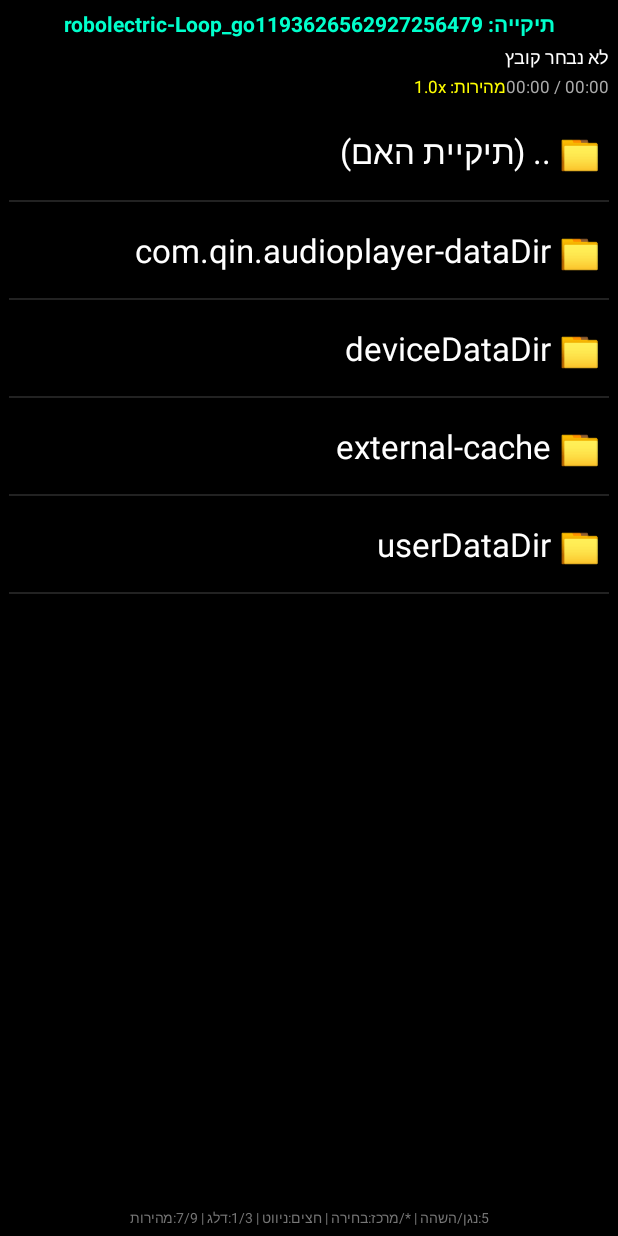
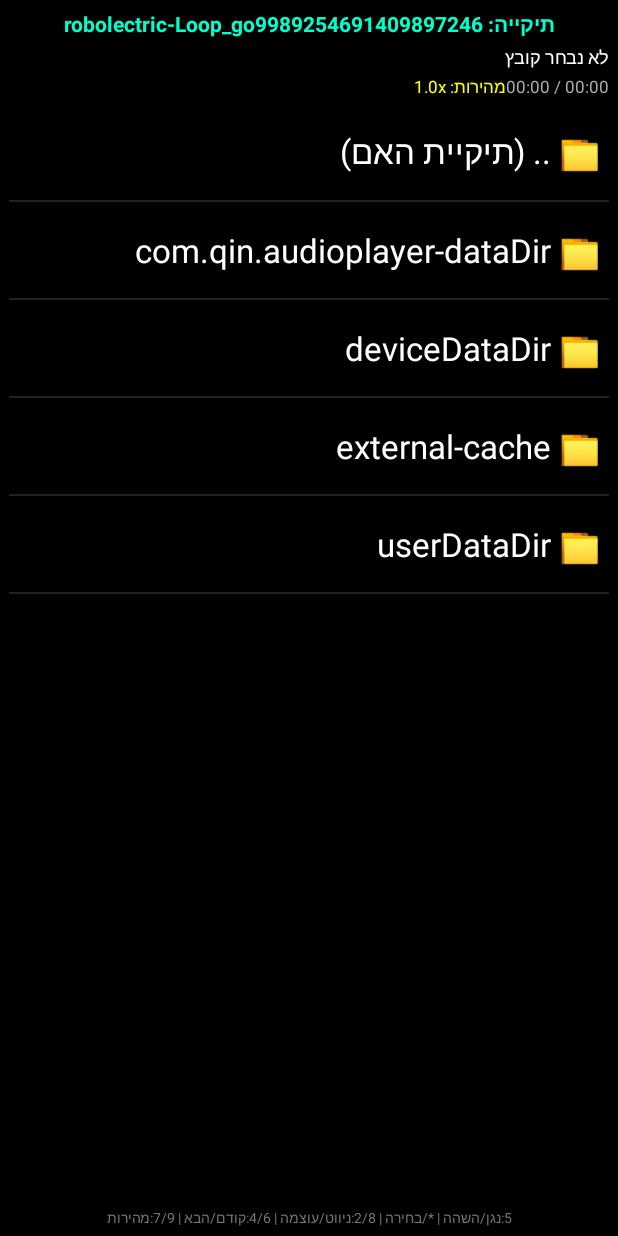
Before and after one commit to b8508093-gif/QinAudioPlayer, an Android app: the screen it shows after launch (MainActivity), after a tap on "📁 .. (תיקיית האם)", on a phone screen of 412 x 824 dp. Run offline under Robolectric (Android 15) with nearby library versions, the phone set to English and light mode, and no system bars.

Commit message:
Clarify physical keypad controls in the player footer

```diff
--- a/app/src/main/res/layout/activity_main.xml
+++ b/app/src/main/res/layout/activity_main.xml
@@ -65,7 +65,7 @@
     <TextView
         android:layout_width="match_parent"
         android:layout_height="wrap_content"
-        android:text="5:נגן/השהה | */מרכז:בחירה | חצים:ניווט | 1/3:דלג | 7/9:מהירות"
+        android:text="5:נגן/השהה | */בחירה | 2/8:ניווט/עוצמה | 4/6:קודם/הבא | 7/9:מהירות"
         android:textColor="#777777"
         android:textSize="9sp"
         android:gravity="center"
```
